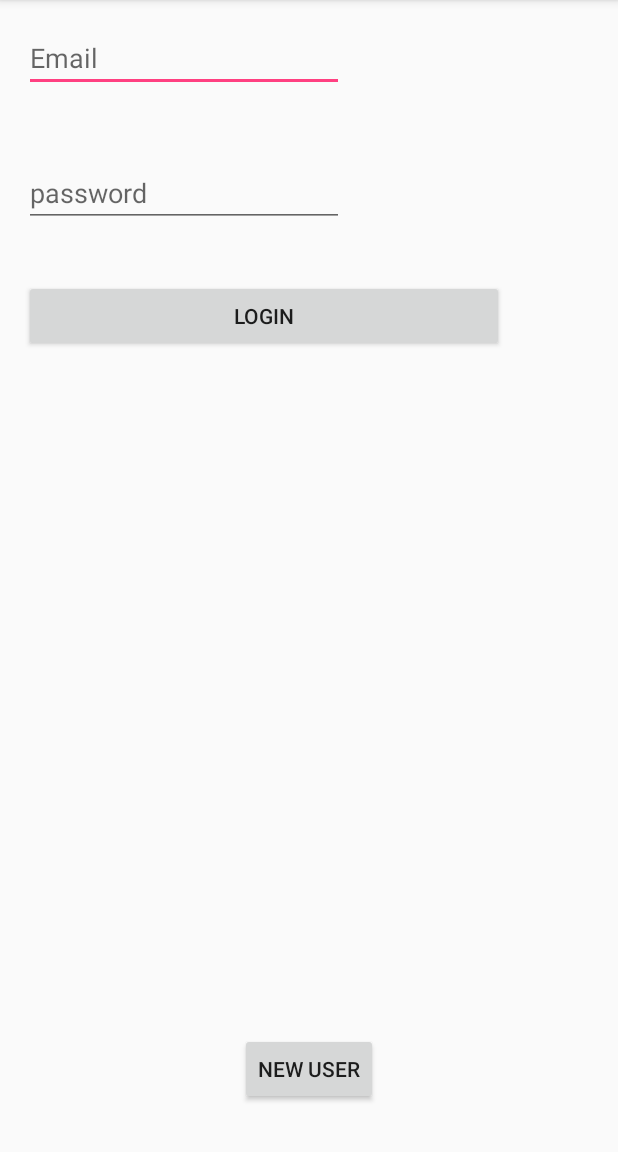
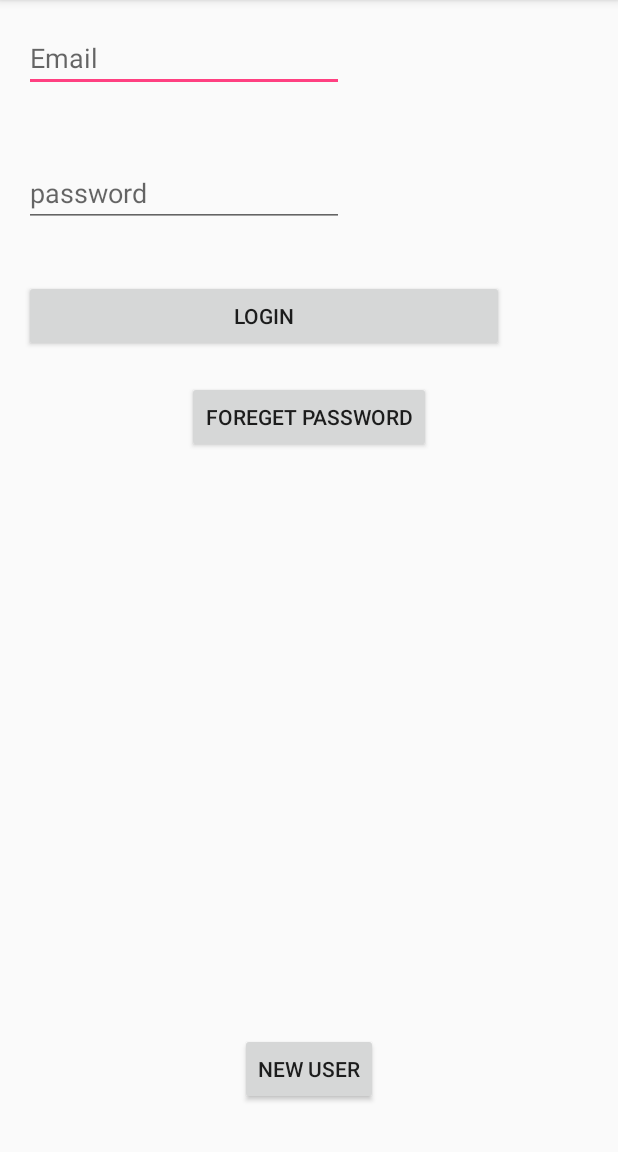
Before and after one commit to AmmarRabie/smart-lecture, an Android app: the screen it shows after launch (LoginActivity), on a phone screen of 412 x 824 dp, the part 84-1236 px from its top. Run offline under Robolectric (Android 15) with nearby library versions, the light colour scheme and no system bars; our stand-ins replace Firebase (no records; nobody signed in at launch, a user with empty details on screens opened directly).

Commit message:
Add foget password functionality. Fix some text spelling errors in signup presenter

```diff
--- a/app/src/main/java/cmp/sem/team8/smarlecture/auth/LoginActivity.java
+++ b/app/src/main/java/cmp/sem/team8/smarlecture/auth/LoginActivity.java
@@ -4,7 +4,6 @@ package cmp.sem.team8.smarlecture.auth;
 import android.content.Intent;
 import android.os.Bundle;
 import android.support.v7.app.AppCompatActivity;
-import android.widget.EditText;
 
 import cmp.sem.team8.smarlecture.R;
 import cmp.sem.team8.smarlecture.common.util.ActivityUtils;
@@ -16,8 +15,6 @@ import cmp.sem.team8.smarlecture.common.util.ActivityUtils;
 public class LoginActivity extends AppCompatActivity {
 
     public static final int RC_SIGN_UP = 4646;
-    private EditText mEmail;
-    private EditText mPass;
     private LoginPresenter mAddEditTaskPresenter;
 
     @Override
--- a/app/src/main/java/cmp/sem/team8/smarlecture/auth/LoginContract.java
+++ b/app/src/main/java/cmp/sem/team8/smarlecture/auth/LoginContract.java
@@ -19,6 +19,8 @@ interface LoginContract {
         void showOnSuccess();
 
         void showErrorMessage(String cause);
+
+        void showOnResetPasswordEmailSend();
     }
 
 
@@ -27,5 +29,7 @@ interface LoginContract {
      */
     interface Actions extends IBasePresenter {
         void login(String email, String password);
+
+        void forgotPassword(String email);
     }
 }
--- a/app/src/main/java/cmp/sem/team8/smarlecture/auth/LoginFragment.java
+++ b/app/src/main/java/cmp/sem/team8/smarlecture/auth/LoginFragment.java
@@ -8,6 +8,7 @@ import android.support.v4.app.Fragment;
 import android.view.LayoutInflater;
 import android.view.View;
 import android.view.ViewGroup;
+import android.widget.Button;
 import android.widget.EditText;
 import android.widget.Toast;
 
@@ -22,6 +23,9 @@ public class LoginFragment extends Fragment implements LoginContract.Views, View
     private LoginContract.Actions mPresenter;
     private EditText mEmail;
     private EditText mPassword;
+
+    private Button mForgetPassword;
+
     private View.OnClickListener mSignUpListener = new View.OnClickListener() {
         @Override
         public void onClick(View view) {
@@ -51,6 +55,14 @@ public class LoginFragment extends Fragment implements LoginContract.Views, View
         mPassword = root.findViewById(R.id.password);
         setHasOptionsMenu(true);
 
+        mForgetPassword = root.findViewById(R.id.loginFrag_forget_pass);
+        mForgetPassword.setOnClickListener(new View.OnClickListener() {
+            @Override
+            public void onClick(View view) {
+                mPresenter.forgotPassword(mEmail.getText().toString());
+            }
+        });
+
         root.findViewById(R.id.login).setOnClickListener(this);
         root.findViewById(R.id.create_account).setOnClickListener(mSignUpListener);
         return root;
@@ -61,6 +73,12 @@ public class LoginFragment extends Fragment implements LoginContract.Views, View
     public void showOnSuccess() {
         Toast.makeText(getContext(), "Signed in successfully", Toast.LENGTH_SHORT).show();
         getActivity().finish();
+    }
+
+    @Override
+    public void showOnResetPasswordEmailSend() {
+        Toast.makeText(getContext(), "The reset email is send successfully",
+                Toast.LENGTH_SHORT).show();
     }
 
     @Override
--- a/app/src/main/java/cmp/sem/team8/smarlecture/auth/SignUpPresenter.java
+++ b/app/src/main/java/cmp/sem/team8/smarlecture/auth/SignUpPresenter.java
@@ -37,7 +37,7 @@ class SignUpPresenter implements SignUpContract.Actions {
                 if (deleteUserTask.isSuccessful()) {
                     Log.e("SignUpPresenter: ", "the user can't write his data in the " +
                             "database although he is authenticated");
-                    mView.showErrorMessage("can't sign in write now");
+                    mView.showErrorMessage("can't sign up right now");
                     endTask();
                 } else {
                     // else the user is signed in although we can't insert him at the database, throw exception
--- a/app/src/main/res/layout/login_frag.xml
+++ b/app/src/main/res/layout/login_frag.xml
@@ -49,4 +49,14 @@
         app:layout_constraintBottom_toBottomOf="parent"
         app:layout_constraintEnd_toEndOf="parent"
         app:layout_constraintStart_toStartOf="parent" />
+
+    <Button
+        android:id="@+id/loginFrag_forget_pass"
+        android:layout_width="wrap_content"
+        android:layout_height="wrap_content"
+        android:layout_marginTop="19dp"
+        android:text="foreget password"
+        app:layout_constraintEnd_toEndOf="parent"
+        app:layout_constraintStart_toStartOf="parent"
+        app:layout_constraintTop_toBottomOf="@+id/login" />
 </android.support.constraint.ConstraintLayout>
```
Also changed, not shown: app/src/main/java/cmp/sem/team8/smarlecture/auth/LoginPresenter.java (+24 -0 lines).
